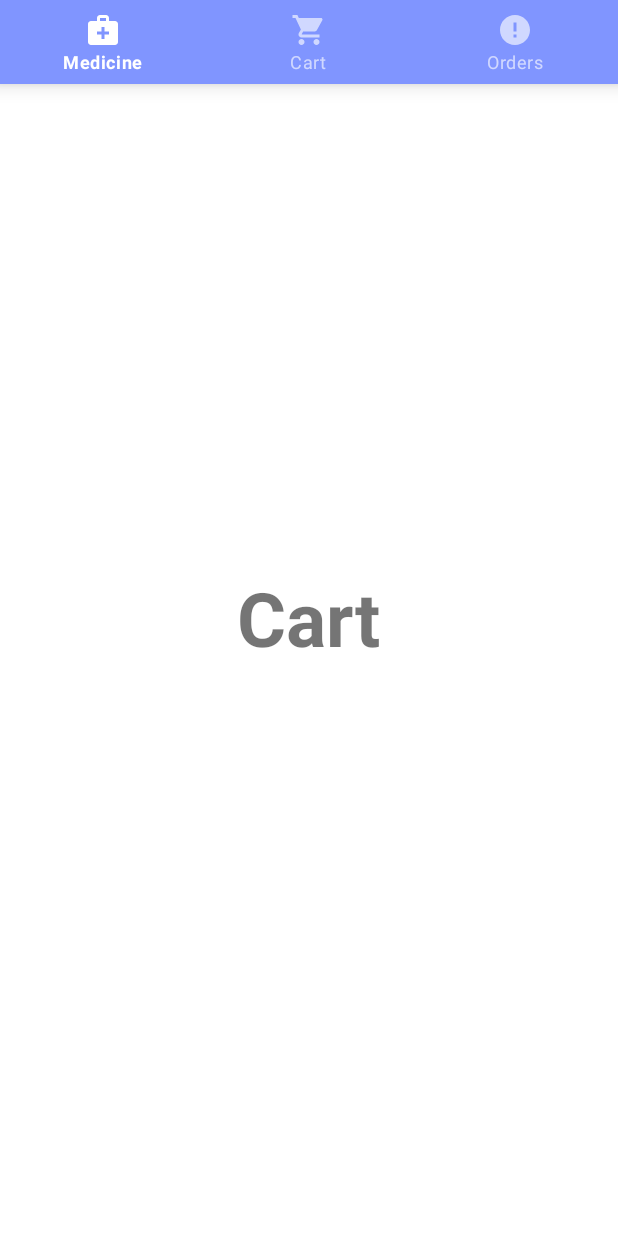
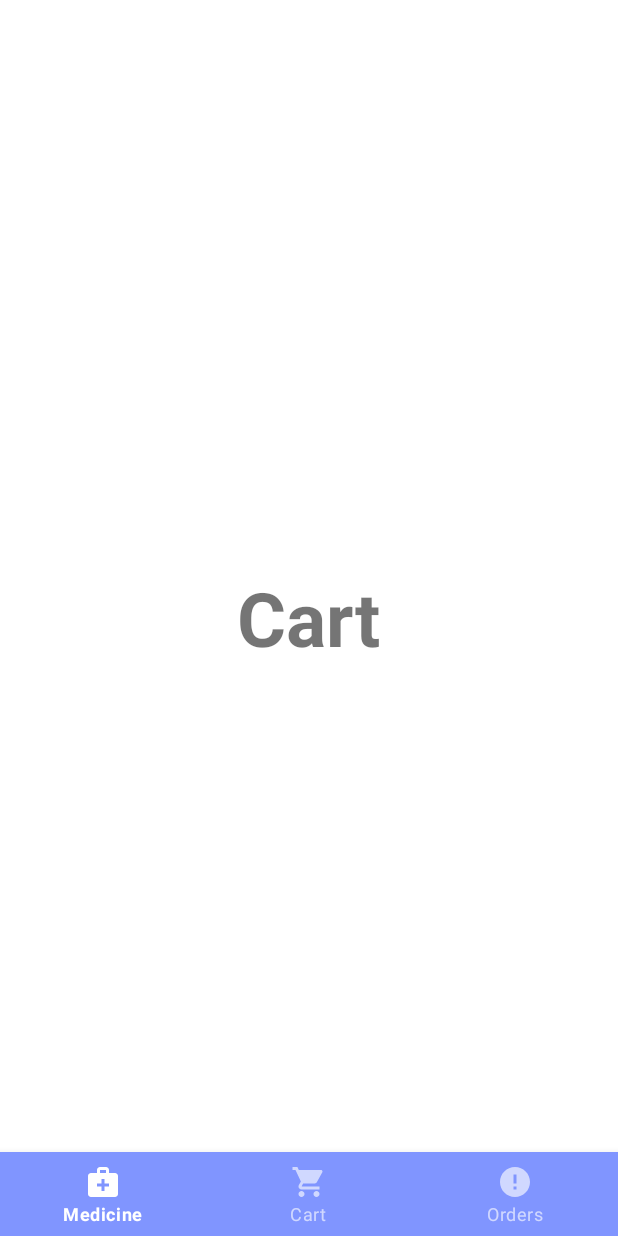
Before and after one commit to SithumKavinda/WellWork, an Android app: the cart screen opened directly, with no data from a screen before it, on a phone screen of 412 x 824 dp. Run offline under Robolectric (Android 15) with nearby library versions, the phone set to English and light mode, and no system bars.

Commit message:
Bottom navigation panel added to the project

```diff
--- a/app/src/main/res/layout/activity_cart.xml
+++ b/app/src/main/res/layout/activity_cart.xml
@@ -22,5 +22,6 @@
         app:itemBackground="@color/colorPrimary"
         app:itemTextColor="@drawable/selector"
         app:itemIconTint="@drawable/selector"
-        app:menu="@menu/menu_navigation"/>
+        app:menu="@menu/menu_navigation"
+        android:layout_alignParentBottom="true"/>
   </RelativeLayout>
```
Also changed, not shown: app/src/main/java/com/edu/wellwork/MainActivity.java (+12 -3 lines).
